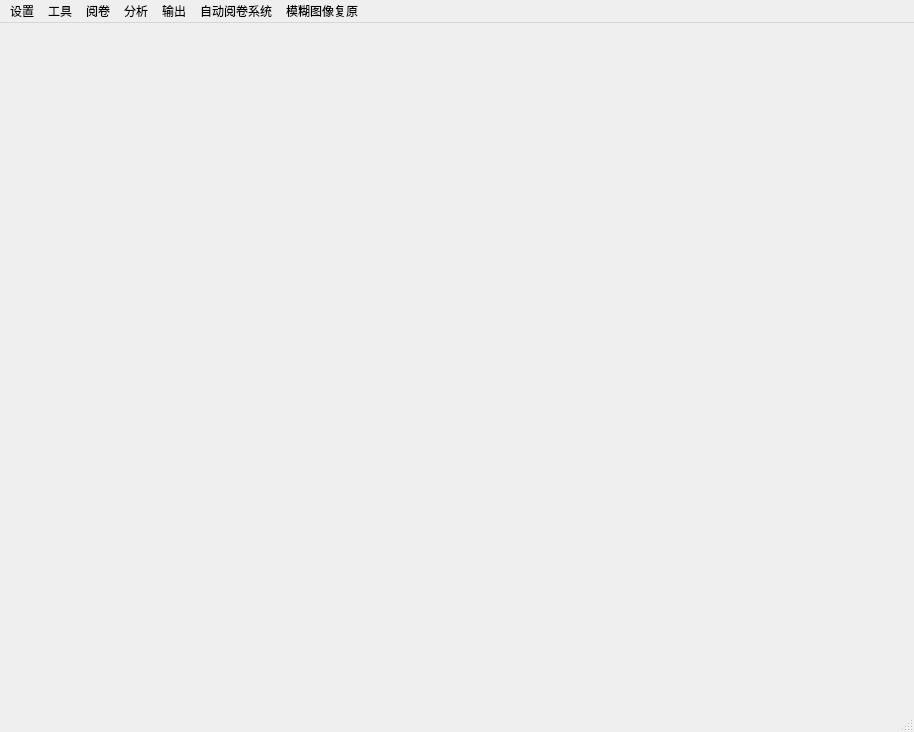
Above: ui/menuWindow.ui from wxbj/openCV-Automatic-Grading-System before the change. Below: the same form after it.
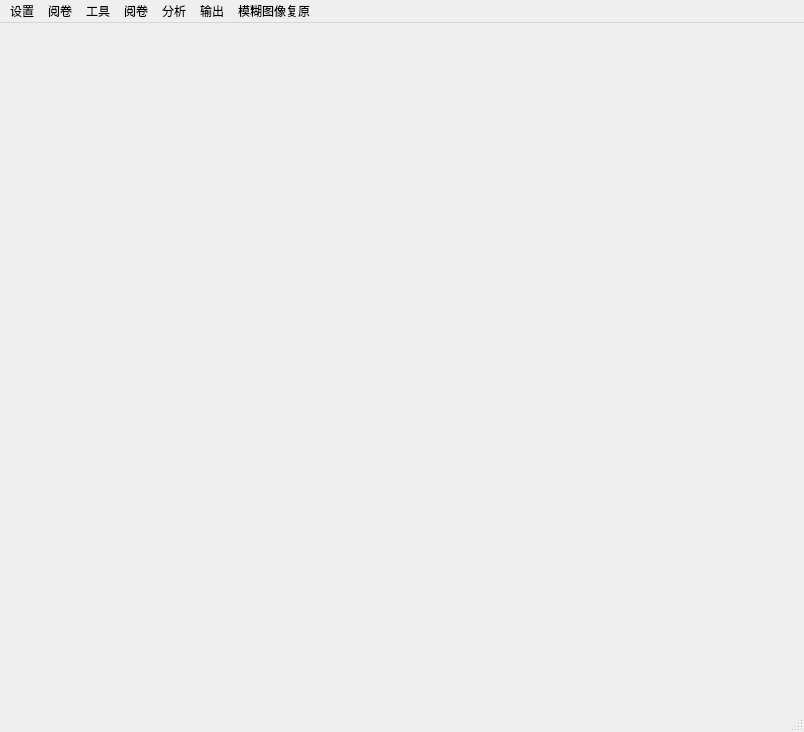
That is the form after the change.

```diff
--- a/ui/menuWindow.ui
+++ b/ui/menuWindow.ui
@@ -6,7 +6,7 @@
    <rect>
     <x>0</x>
     <y>0</y>
-    <width>914</width>
+    <width>804</width>
     <height>732</height>
    </rect>
   </property>
@@ -19,7 +19,7 @@
      <rect>
       <x>-2</x>
       <y>-1</y>
-      <width>911</width>
+      <width>801</width>
       <height>681</height>
      </rect>
     </property>
@@ -33,13 +33,13 @@
     <rect>
      <x>0</x>
      <y>0</y>
-     <width>914</width>
+     <width>804</width>
      <height>26</height>
     </rect>
    </property>
    <widget class="QMenu" name="menuAutomaticGradingSystem">
     <property name="title">
-     <string>自动阅卷系统</string>
+     <string>阅卷</string>
     </property>
     <addaction name="actionInputAnswer"/>
     <addaction name="actionInputReply"/>
@@ -109,11 +109,11 @@
     <addaction name="actionExamPaperSetting"/>
    </widget>
    <addaction name="menuSettings"/>
+   <addaction name="menuAutomaticGradingSystem"/>
    <addaction name="menuTools"/>
    <addaction name="menu_5"/>
    <addaction name="menu_4"/>
    <addaction name="menu_3"/>
-   <addaction name="menuAutomaticGradingSystem"/>
    <addaction name="menuBlurImageProcessing"/>
   </widget>
   <widget class="QStatusBar" name="statusBar"/>
```
